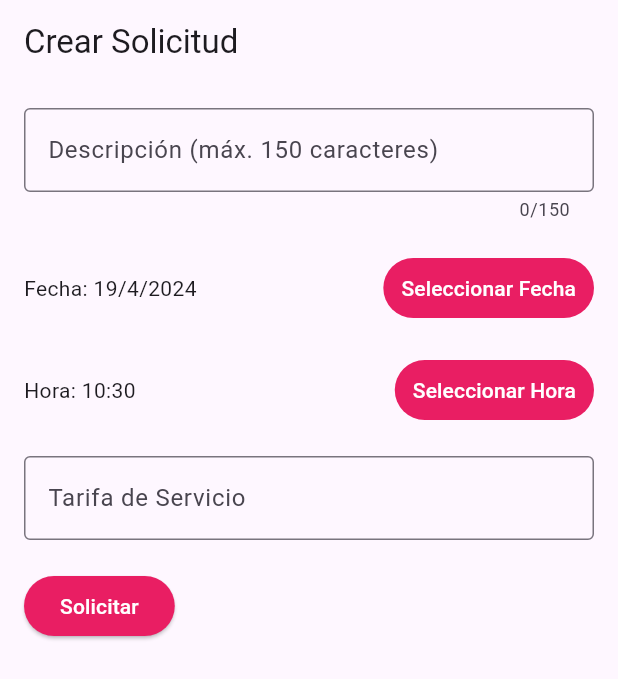
After one commit to sambayoyo/Proyecto_movil, a Flutter app: the SolicitudPage screen opened directly, on a phone screen of 412 x 824 dp. The commit adds this screen. Shown: the top 679 px of the screen. Run offline on Flutter 3.47's test engine with Material 3 defaults, Android fonts, the light colour scheme and no system bars; our stand-ins replace curved_navigation_bar, google_fonts.

Commit message:
añadi solicitud

```diff
--- a/lib/Widgets/MyHomePage.dart
+++ b/lib/Widgets/MyHomePage.dart
@@ -3,6 +3,7 @@
 import 'package:flutter/material.dart';
 import 'package:flutter_application_1/Widgets/Lobby.dart';
 import 'package:flutter_application_1/Widgets/MayDayPay.dart';
+import 'package:flutter_application_1/Widgets/Solicitud.dart';
 import 'package:google_fonts/google_fonts.dart';
 import 'package:curved_navigation_bar/curved_navigation_bar.dart';
 import 'package:flutter_application_1/Widgets/Settings.dart';
@@ -15,7 +16,7 @@ class MyHomePage extends StatefulWidget {
 class _MyHomePageState extends State<MyHomePage> {
   bool isSearching = false;
   int selectedIndex = 1;
-  final screens = [MayDayPay(), const Lobby(), Settings()];
+  final screens = [SolicitudPage(), const Lobby(), Settings()];
 
   @override
   Widget build(BuildContext context) {
--- /dev/null
+++ b/lib/Widgets/Solicitud.dart
@@ -0,0 +1,166 @@
+import 'package:flutter/material.dart';
+
+class SolicitudPage extends StatefulWidget {
+  @override
+  _SolicitudPageState createState() => _SolicitudPageState();
+}
+
+class _SolicitudPageState extends State<SolicitudPage> {
+  final TextEditingController descripcionController = TextEditingController();
+  DateTime selectedDate = DateTime.now();
+  TimeOfDay selectedTime = TimeOfDay.now();
+  final TextEditingController tarifaController = TextEditingController();
+  List<String> pedidos = [];
+
+  Future<void> _selectDate(BuildContext context) async {
+    final DateTime? picked = await showDatePicker(
+      context: context,
+      initialDate: selectedDate,
+      firstDate: DateTime(2020),
+      lastDate: DateTime(2101),
+    );
+    if (picked != null && picked != selectedDate)
+      setState(() {
+        selectedDate = picked;
+      });
+  }
+
+  Future<void> _selectTime(BuildContext context) async {
+    final TimeOfDay? picked = await showTimePicker(
+      context: context,
+      initialTime: selectedTime,
+    );
+    if (picked != null && picked != selectedTime)
+      setState(() {
+        selectedTime = picked;
+      });
+  }
+
+  void _solicitarPedido() {
+    String solicitud = "Descripción: ${descripcionController.text}\n"
+        "Fecha: ${selectedDate.day}/${selectedDate.month}/${selectedDate.year}\n"
+        "Hora: ${selectedTime.hour}:${selectedTime.minute}\n"
+        "Tarifa de Servicio: ${tarifaController.text}";
+
+    setState(() {
+      pedidos.add(solicitud);
+    });
+
+    Navigator.push(
+      context,
+      MaterialPageRoute(builder: (context) => PedidosPage(pedidos)),
+    );
+  }
+
+  @override
+  Widget build(BuildContext context) {
+    return Scaffold(
+      appBar: AppBar(
+        title: Text('Crear Solicitud'),
+      ),
+      body: Padding(
+        padding: EdgeInsets.all(16.0),
+        child: Column(
+          crossAxisAlignment: CrossAxisAlignment.start,
+          children: [
+            TextField(
+              controller: descripcionController,
+              maxLength: 150,
+              decoration: InputDecoration(
+                labelText: 'Descripción (máx. 150 caracteres)',
+                border: OutlineInputBorder(),
+              ),
+            ),
+            SizedBox(height: 20.0),
+            Row(
+              children: [
+                Expanded(
+                  child: Text(
+                    'Fecha: ${selectedDate.day}/${selectedDate.month}/${selectedDate.year}',
+                  ),
+                ),
+                TextButton(
+                  onPressed: () => _selectDate(context),
+                  child: Text(
+                    'Seleccionar Fecha',
+                    style: TextStyle(color: Colors.white),
+                  ),
+                  style: ButtonStyle(
+                    backgroundColor: MaterialStateProperty.all(Colors.pink),
+                  ),
+                ),
+              ],
+            ),
+            SizedBox(height: 20.0),
+            Row(
+              children: [
+                Expanded(
+                  child: Text(
+                    'Hora: ${selectedTime.hour}:${selectedTime.minute}',
+                  ),
+                ),
+                TextButton(
+                  onPressed: () => _selectTime(context),
+                  child: Text(
+                    'Seleccionar Hora',
+                    style: TextStyle(color: Colors.white),
+                  ),
+                  style: ButtonStyle(
+                    backgroundColor: MaterialStateProperty.all(Colors.pink),
+                  ),
+                ),
+              ],
+            ),
+            SizedBox(height: 20.0),
+            TextField(
+              controller: tarifaController,
+              keyboardType: TextInputType.number,
+              decoration: InputDecoration(
+                labelText: 'Tarifa de Servicio',
+                border: OutlineInputBorder(),
+              ),
+            ),
+            SizedBox(height: 20.0),
+            ElevatedButton(
+              onPressed: _solicitarPedido,
+              child: Text(
+                'Solicitar',
+                style: TextStyle(color: Colors.white),
+              ),
+              style: ButtonStyle(
+                backgroundColor: MaterialStateProperty.all(Colors.pink),
+              ),
+            ),
+          ],
+        ),
+      ),
+    );
+  }
+}
+
+class PedidosPage extends StatelessWidget {
+  final List<String> pedidos;
+
+  PedidosPage(this.pedidos);
+
+  @override
+  Widget build(BuildContext context) {
+    return Scaffold(
+      appBar: AppBar(
+        title: Text('Pedidos'),
+      ),
+      body: ListView.builder(
+        itemCount: pedidos.length,
+        itemBuilder: (context, index) {
+          return Card(
+            margin: EdgeInsets.all(10.0),
+            child: Padding(
+              padding: EdgeInsets.all(10.0),
+              child: Text(pedidos[index]),
+            ),
+          );
+        },
+      ),
+    );
+  }
+}
```
Also changed, not shown: pubspec.lock.
